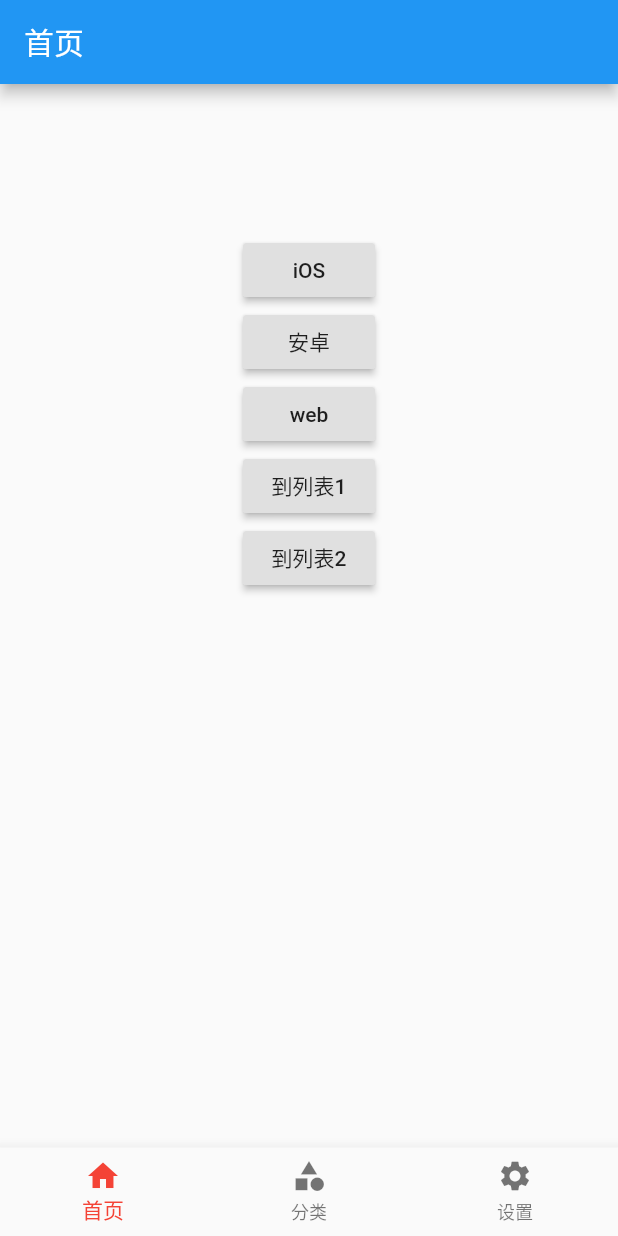
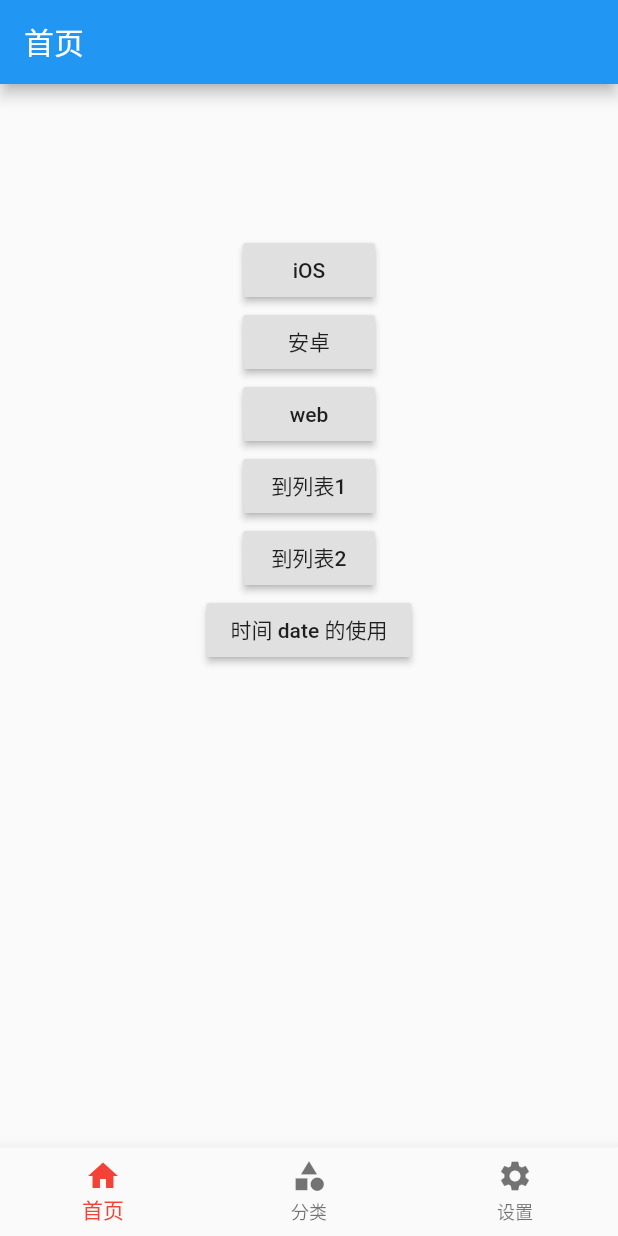
Before and after one commit to liangdahong/flutter-demo, a Flutter app: the screen it shows after launch, on a phone screen of 412 x 824 dp. Run offline on Flutter 3.47's test engine with Material 2 defaults, Android fonts, the phone set to English and light mode, and no system bars; our stand-ins replace date_format; missing offline and left inert: flutter_cupertino_date_picker.

Commit message:
界面导航

```diff
--- a/lib/018-界面框架/home/DatePage.dart
+++ b/lib/018-界面框架/home/DatePage.dart
@@ -1,5 +1,4 @@
 import 'package:flutter/material.dart';
-
 
 class DatePage extends StatefulWidget {
   @override
--- a/lib/018-界面框架/home/HomePage.dart
+++ b/lib/018-界面框架/home/HomePage.dart
@@ -3,10 +3,28 @@ import 'package:flutter/material.dart';
 import './DatePage.dart';
 import './MyLovePage.dart';
 import './SearchPage.dart';
+import './DatePick.dart';
 
-// container 组件
-// Text 组件
-class HomePage extends StatelessWidget {
+import 'package:date_format/date_format.dart';
+
+class HomePage extends StatefulWidget {
+  @override
+  _HomePageState createState() => _HomePageState();
+}
+
+class _HomePageState extends State<HomePage> {
+  @override
+  void initState() {
+    super.initState();
+    DateTime date = DateTime.now();
+    print("现在的时间是：$date");
+    print("现在的时间的毫秒是：${date.millisecondsSinceEpoch}");
+    print(
+        "毫秒到时间是：${DateTime.fromMillisecondsSinceEpoch(date.millisecondsSinceEpoch)}");
+    print(formatDate(DateTime(1989, 2, 21), [yyyy, '-', mm, '-', dd]));
+    print(formatDate(date, [yyyy, "-", mm, "-", dd, HH, ":", MM, ":", ss]));
+  }
+
   @override
   Widget build(BuildContext context) {
     // 这里返回组件
@@ -57,6 +75,7 @@ class HomePage extends StatelessWidget {
                   Navigator.of(context).push(
                       MaterialPageRoute(builder: (context) => MyLovePage()));
                 }),
+
             RaisedButton(
                 child: Text("到列表2"),
                 onPressed: () {
@@ -64,6 +83,16 @@ class HomePage extends StatelessWidget {
                   Navigator.of(context).push(
                       MaterialPageRoute(builder: (context) => DatePage()));
                 }),
+
+
+            RaisedButton(
+                child: Text("时间 date 的使用"),
+                onPressed: () {
+                  print("到列表2");
+                  Navigator.of(context).push(
+                      MaterialPageRoute(builder: (context) => DatePick()));
+                }),
+
           ],
         ),
       ),
--- a/pubspec.yaml
+++ b/pubspec.yaml
@@ -19,6 +19,8 @@ dependencies:
   # The following adds the Cupertino Icons font to your application.
   # Use with the CupertinoIcons class for iOS style icons.
   cupertino_icons: ^0.1.2
+  date_format: ^1.0.8
+  flutter_cupertino_date_picker: ^1.0.12
 
 dev_dependencies:
   flutter_test:
```
Also changed, not shown: lib/018-界面框架/home/DatePick.dart (added, +88 -0 lines), lib/018-界面框架/category/CategoryPage.dart (line endings or trailing spaces), pubspec.lock, 1 other file.
